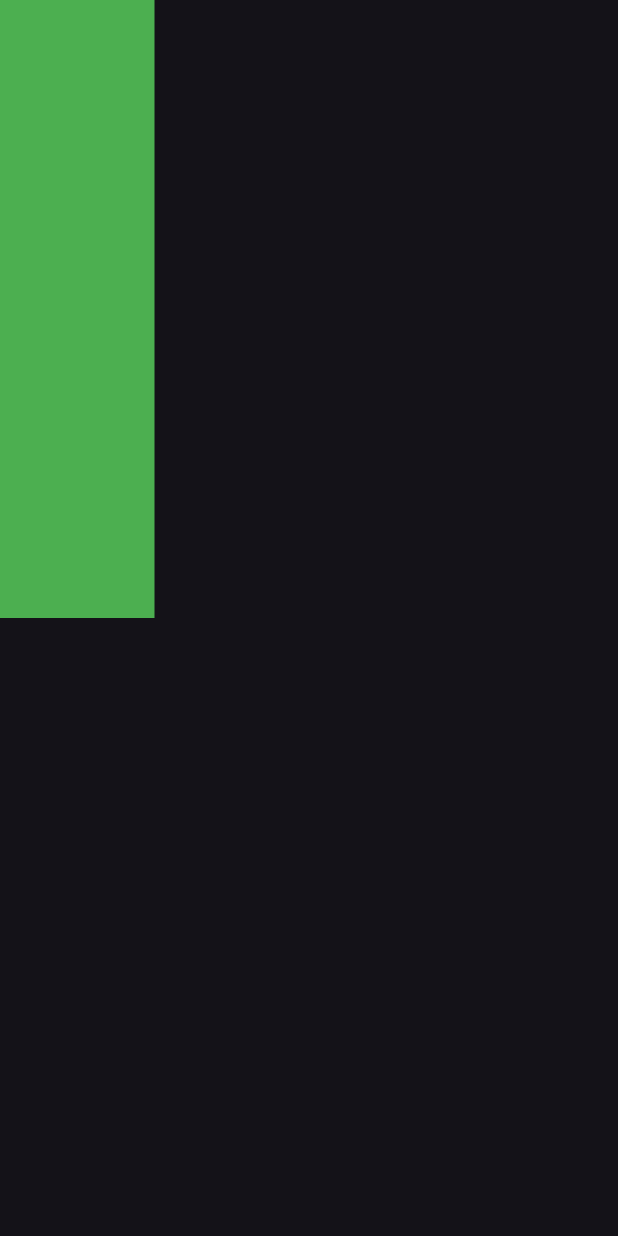
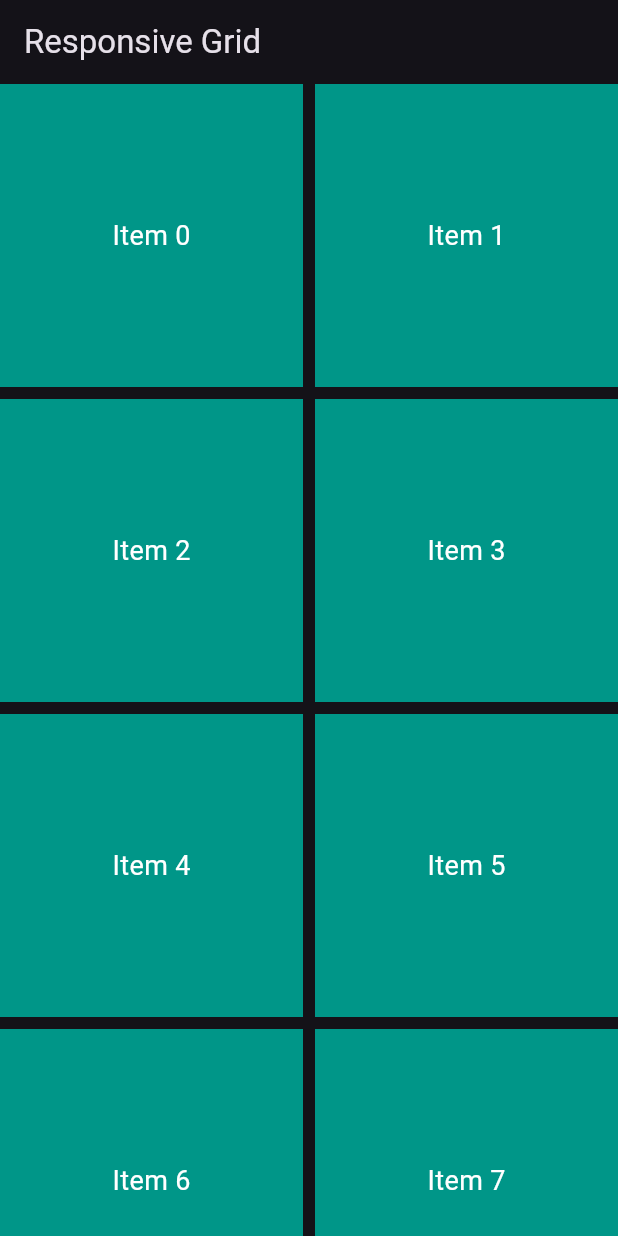
Before and after one commit to Hassanulhaq52/Fast-Track-Flutter, a Flutter app: the screen it shows after launch, on a phone screen of 412 x 824 dp. Run offline on Flutter 3.47's test engine with Material 3 defaults, Android fonts, the phone set to English and light mode, and no system bars.

Commit message:
Orientation Builder.

```diff
--- a/lib/main.dart
+++ b/lib/main.dart
@@ -2,6 +2,7 @@ import 'package:flutter/material.dart';
 
 import 'package:platform_specific/platform_dependent/drawer.dart';
 import 'package:platform_specific/styling_responsiveness/layout_builder_screen.dart';
+import 'package:platform_specific/styling_responsiveness/orientation_builder_screen.dart';
 import 'package:platform_specific/styling_responsiveness/responsive_screen.dart';
 import 'package:platform_specific/styling_responsiveness/styling_screen.dart';
 import 'package:platform_specific/text_field.dart';
@@ -33,7 +34,7 @@ class MyApp extends StatelessWidget {
       //   theme: ThemeData.light(),
       // darkTheme: ThemeData.dark(),
       theme: ThemeData.dark(),
-      home: LayoutBuilderScreen()
+      home: ResponsiveGrid()
     );
   }
 }
--- a/lib/styling_responsiveness/layout_builder_screen.dart
+++ b/lib/styling_responsiveness/layout_builder_screen.dart
@@ -22,10 +22,13 @@ class _LayoutBuilderScreenState extends State<LayoutBuilderScreen> {
               color: Colors.green,
             );
           } else if (constraints.maxWidth > 500) {
-            return Container(
-              width: 200,
-              height: 200,
-              color: Colors.blue,
+            return AspectRatio(
+              aspectRatio: 16/9,
+              child: Container(
+                width: 200,
+                height: 200,
+                color: Colors.blue,
+              ),
             );
           } else {
             return Row(
--- /dev/null
+++ b/lib/styling_responsiveness/orientation_builder_screen.dart
@@ -0,0 +1,46 @@
+import 'package:flutter/material.dart';
+
+class ResponsiveGrid extends StatelessWidget {
+  @override
+  Widget build(BuildContext context) {
+    return Scaffold(
+      appBar: AppBar(
+        title: Text('Responsive Grid'),
+      ),
+      body: OrientationBuilder(
+        builder: (context, orientation) {
+          return GridView.builder(
+            gridDelegate: SliverGridDelegateWithFixedCrossAxisCount(
+              crossAxisCount: (orientation == Orientation.portrait) ? 2 : 3,
+              crossAxisSpacing: 8.0,
+              mainAxisSpacing: 8.0,
+            ),
+            itemCount: 20,
+            itemBuilder: (context, index) {
+              return GridItem(index: index);
+            },
+          );
+        },
+      ),
+    );
+  }
+}
+
+class GridItem extends StatelessWidget {
+  final int index;
+
+  GridItem({required this.index});
+
+  @override
+  Widget build(BuildContext context) {
+    return Container(
+      color: Colors.teal,
+      child: Center(
+        child: Text(
+          'Item $index',
+          style: TextStyle(fontSize: 18, color: Colors.white),
+        ),
+      ),
+    );
+  }
+}
```
